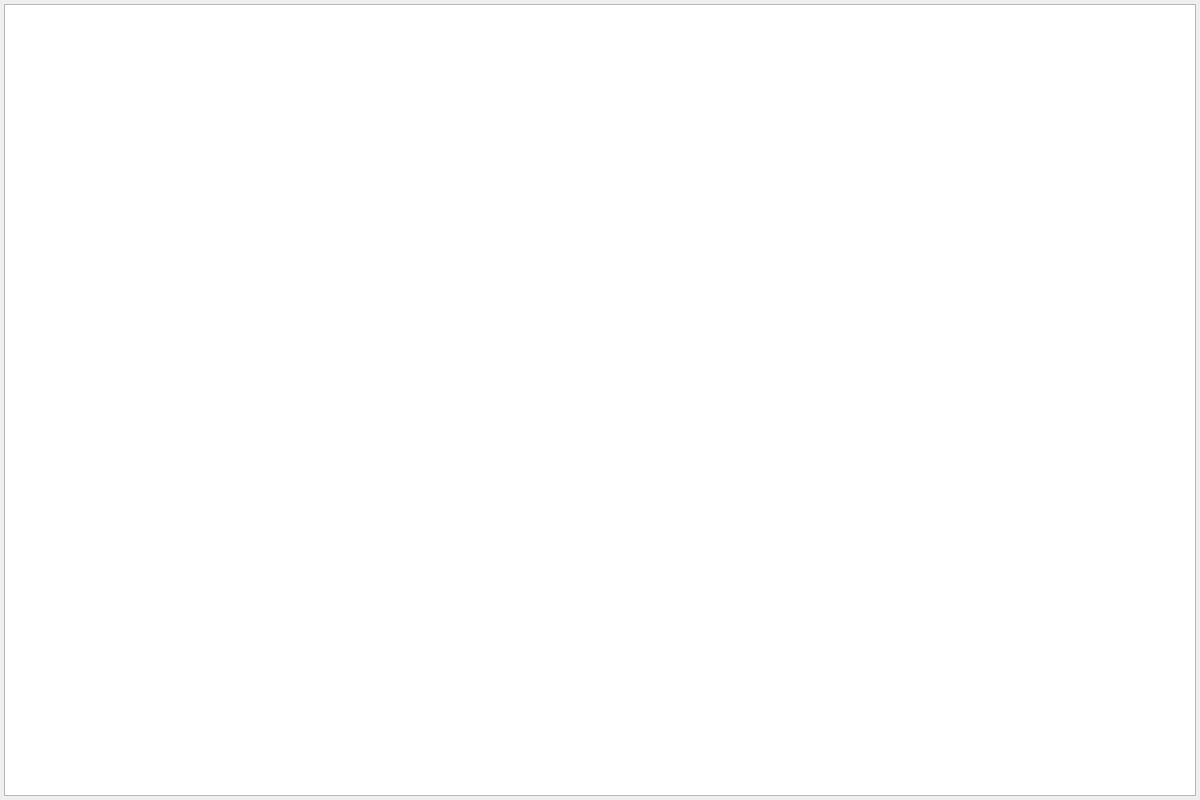
The window that ui/pantallaarbolbmas.ui (pablo-mald03/Proyecto-No1-EDD) describes before a commit, drawn with Qt 5.
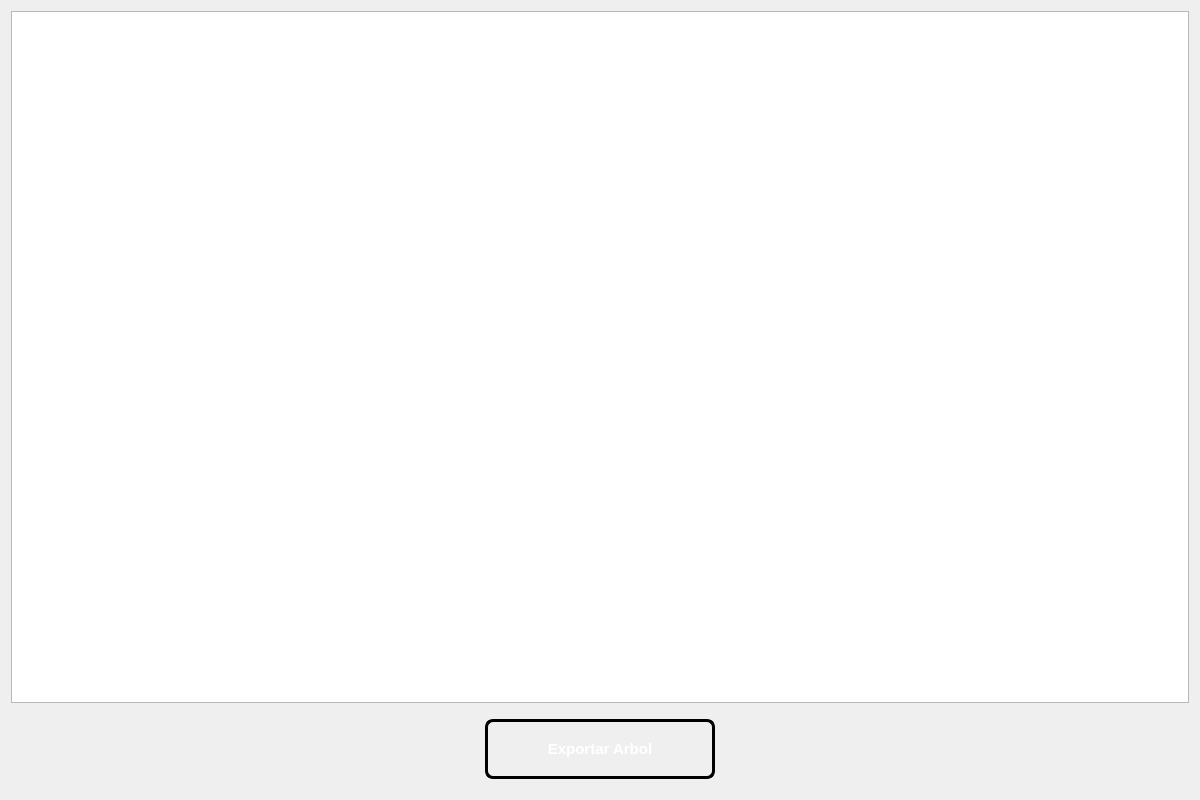
The same window after the commit.

Commit message: Se ha establecido la visualizacion del arbol B. Se ha quemado un struct para tener una previsualizacion del comportamiento

The edit to the form file:
```diff
--- a/ui/pantallaarbolbmas.ui
+++ b/ui/pantallaarbolbmas.ui
@@ -14,24 +14,98 @@
    <string>Form</string>
   </property>
   <layout class="QVBoxLayout" name="verticalLayout">
-   <property name="spacing">
-    <number>4</number>
-   </property>
-   <property name="leftMargin">
-    <number>4</number>
-   </property>
-   <property name="topMargin">
-    <number>4</number>
-   </property>
-   <property name="rightMargin">
-    <number>4</number>
-   </property>
-   <property name="bottomMargin">
-    <number>4</number>
-   </property>
    <item>
     <widget class="QGraphicsView" name="graphicsView"/>
    </item>
+   <item>
+    <widget class="QWidget" name="widget" native="true">
+     <property name="sizePolicy">
+      <sizepolicy hsizetype="Preferred" vsizetype="Preferred">
+       <horstretch>0</horstretch>
+       <verstretch>80</verstretch>
+      </sizepolicy>
+     </property>
+     <property name="maximumSize">
+      <size>
+       <width>16777215</width>
+       <height>80</height>
+      </size>
+     </property>
+     <layout class="QHBoxLayout" name="horizontalLayout">
+      <item>
+       <spacer name="horizontalSpacer">
+        <property name="orientation">
+         <enum>Qt::Orientation::Horizontal</enum>
+        </property>
+        <property name="sizeHint" stdset="0">
+         <size>
+          <width>458</width>
+          <height>20</height>
+         </size>
+        </property>
+       </spacer>
+      </item>
+      <item>
+       <widget class="QPushButton" name="btnExportar">
+        <property name="minimumSize">
+         <size>
+          <width>230</width>
+          <height>60</height>
+         </size>
+        </property>
+        <property name="styleSheet">
+         <string notr="true">QPushButton#btnExportar {
+    background-color: qlineargradient(spread:pad, x1:0, y1:0, x2:1, y2:1, 
+                        stop:0 rgb(8, 2, 48), 
+                        stop:1 rgb(255, 163, 72));
+    
+    border: 3px solid black;
+    border-radius: 8px;
+    
+    color: white;
+    font-family: &quot;Arial Black&quot;, Gadget, sans-serif;
+    font-size: 15px;
+    font-weight: bold;
+    text-transform: uppercase;
+    
+    padding: 10px 25px;
+}
+
+QPushButton#btnExportar:hover {
+    background-color: qlineargradient(spread:pad, x1:0, y1:0, x2:1, y2:1, 
+                        stop:0 rgb(38, 13, 173), 
+                        stop:1 rgb(87, 227, 137));
+    border-color: #f1c40f;
+}
+
+
+QPushButton#btnExportar:pressed {
+    background-color: #2c3e50;
+    padding-top: 12px;
+    padding-left: 27px;
+}</string>
+        </property>
+        <property name="text">
+         <string>Exportar Arbol</string>
+        </property>
+       </widget>
+      </item>
+      <item>
+       <spacer name="horizontalSpacer_2">
+        <property name="orientation">
+         <enum>Qt::Orientation::Horizontal</enum>
+        </property>
+        <property name="sizeHint" stdset="0">
+         <size>
+          <width>458</width>
+          <height>20</height>
+         </size>
+        </property>
+       </spacer>
+      </item>
+     </layout>
+    </widget>
+   </item>
   </layout>
  </widget>
  <resources/>
```
The commit also changes 13 other files.
